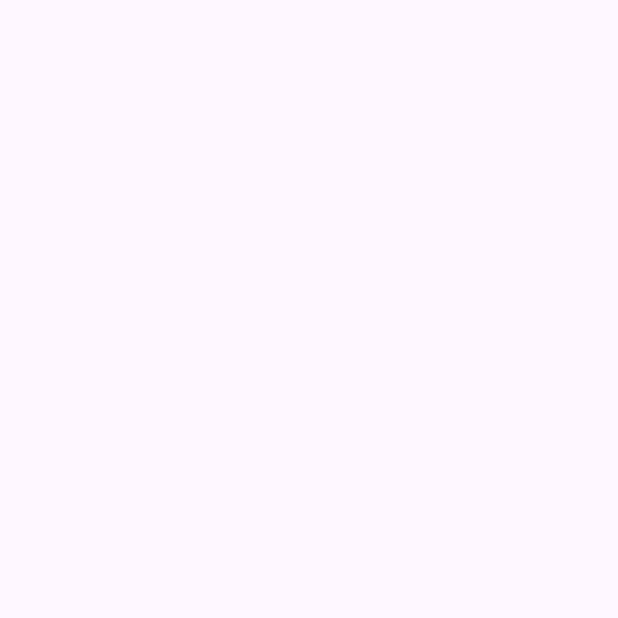
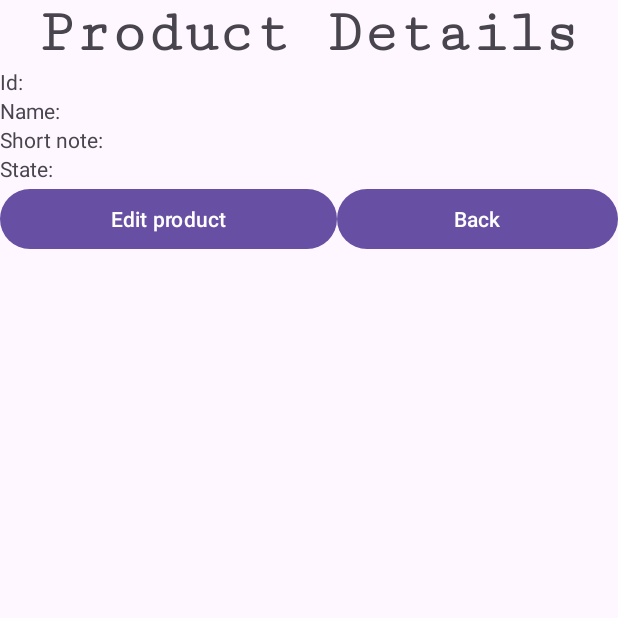
Before and after one commit to WishperKnight/iShoppingCartFCA, an Android app: the DetailsActivity screen opened directly, with no data from a screen before it, on a phone screen of 412 x 824 dp, the top half of it. Before the commit the part shown is empty. Run offline under Robolectric (Android 15) with nearby library versions, the phone set to English and light mode, and no system bars; 5 statements that could not run were skipped.

Commit message:
All is functioning, only least comment

```diff
--- a/app/src/main/AndroidManifest.xml
+++ b/app/src/main/AndroidManifest.xml
@@ -16,10 +16,10 @@
             android:name=".activities.AddProductToWaitListActivity"
             android:exported="false" />
         <activity
-            android:name=".activities.AddProductAtivity"
+            android:name=".activities.AddProductActivity"
             android:exported="false" />
         <activity
-            android:name=".activities.EditProduct"
+            android:name=".activities.EditProductActivity"
             android:exported="false" />
         <activity
             android:name=".activities.DetailsActivity"
--- a/app/src/main/java/ies/carrillo/ishoppingcartfca/activities/DetailsActivity.java
+++ b/app/src/main/java/ies/carrillo/ishoppingcartfca/activities/DetailsActivity.java
@@ -2,6 +2,9 @@ package ies.carrillo.ishoppingcartfca.activities;
 
 import android.content.Intent;
 import android.os.Bundle;
+import android.util.Log;
+import android.widget.Button;
+import android.widget.TextView;
 
 import androidx.activity.EdgeToEdge;
 import androidx.appcompat.app.AppCompatActivity;
@@ -10,8 +13,10 @@ import androidx.core.view.ViewCompat;
 import androidx.core.view.WindowInsetsCompat;
 
 import ies.carrillo.ishoppingcartfca.R;
+import ies.carrillo.ishoppingcartfca.models.Product;
 
 public class DetailsActivity extends AppCompatActivity {
+
 
     @Override
     protected void onCreate(Bundle savedInstanceState) {
@@ -23,8 +28,43 @@ public class DetailsActivity extends AppCompatActivity {
             v.setPadding(systemBars.left, systemBars.top, systemBars.right, systemBars.bottom);
             return insets;
         });
+        loadingComponents();
     }
-    private void loadingComponents(){
-        Intent cancel = new Intent(this, MainActivity.class);
+
+    private void loadingComponents() {
+        Intent cancel = new Intent(DetailsActivity.this, MainActivity.class);
+        Intent edit = new Intent(DetailsActivity.this, EditProductActivity.class);
+        Intent data = getIntent();
+
+        Button btnBack = findViewById(R.id.btnBack);
+        Button btnEdit = findViewById(R.id.btnEdit);
+        TextView tvId = findViewById(R.id.tvID);
+        TextView tvName = findViewById(R.id.tvName);
+        TextView tvShortNote = findViewById(R.id.tvShortNote);
+        TextView tvState = findViewById(R.id.tvState);
+
+
+
+            Product p = (Product) data.getSerializableExtra("product");
+            Log.i("Product", p.toString());
+
+            tvId.setText("ID: " + String.valueOf(p.getId()));
+            tvName.setText("Nombre: " + p.getName().toString());
+            tvShortNote.setText("Nota: " + p.getNote().toString());
+            tvState.setText( p.isBuy() ? "Comprar" : "No comprar");
+
+
+
+
+        btnBack.setOnClickListener(v -> startActivity(cancel));
+        btnEdit.setOnClickListener(v -> {
+            Product product = (Product) data.getSerializableExtra("product");
+            edit.putExtra("product", product);
+            Log.i("Product to edit", product.toString());
+            startActivity(edit);
+        });
+
     }
+
+
 }
--- a/app/src/main/java/ies/carrillo/ishoppingcartfca/adapters/ProductAdapter.java
+++ b/app/src/main/java/ies/carrillo/ishoppingcartfca/adapters/ProductAdapter.java
@@ -14,10 +14,9 @@ import java.util.List;
 
 import ies.carrillo.ishoppingcartfca.R;
 import ies.carrillo.ishoppingcartfca.models.Product;
-import ies.carrillo.ishoppingcartfca.dataBase.DataBase;
 
 public class ProductAdapter extends ArrayAdapter<Product> {
-    private List<Product> products = DataBase.getProducts();
+    private final List<Product> products;
 
     /**
      * Constructor for the adapter
@@ -65,7 +64,7 @@ public class ProductAdapter extends ArrayAdapter<Product> {
      * @return
      */
     @Override
-    public View getDropDownView(int position, View convertview, ViewGroup parent) {
+    public View getDropDownView(int position, View convertview, @NonNull ViewGroup parent) {
         Product p = products.get(position);
         if (convertview == null) {
             convertview = LayoutInflater.from(getContext()).inflate(R.layout.product_item, parent, false);
--- a/app/src/main/res/layout/activity_details.xml
+++ b/app/src/main/res/layout/activity_details.xml
@@ -7,4 +7,64 @@
     android:layout_height="match_parent"
     tools:context=".activities.DetailsActivity">
 
+    <LinearLayout
+        android:layout_width="match_parent"
+        android:layout_height="match_parent"
+        android:orientation="vertical">
+
+        <TextView
+            android:id="@+id/textView4"
+            android:textAlignment="center"
+            android:textSize="40sp"
+            android:fontFamily="serif-monospace"
+            android:textStyle="bold"
+            android:layout_width="match_parent"
+            android:layout_height="wrap_content"
+            android:text="@string/product_details" />
+
+        <TextView
+            android:id="@+id/tvID"
+            android:layout_width="match_parent"
+            android:layout_height="wrap_content"
+            android:text="@string/id" />
+
+        <TextView
+            android:id="@+id/tvName"
+            android:layout_width="match_parent"
+            android:layout_height="wrap_content"
+            android:text="@string/name" />
+
+        <TextView
+            android:id="@+id/tvShortNote"
+            android:layout_width="match_parent"
+            android:layout_height="wrap_content"
+            android:text="@string/short_note" />
+
+        <TextView
+            android:id="@+id/tvState"
+            android:layout_width="match_parent"
+            android:layout_height="wrap_content"
+            android:text="@string/state" />
+
+        <LinearLayout
+            android:layout_width="match_parent"
+            android:layout_height="wrap_content"
+            android:gravity="end"
+            android:orientation="horizontal">
+
+            <Button
+                android:id="@+id/btnEdit"
+                android:layout_width="wrap_content"
+                android:layout_height="wrap_content"
+                android:layout_weight="1"
+                android:text="@string/edit_product" />
+
+            <Button
+                android:id="@+id/btnBack"
+                android:layout_width="wrap_content"
+                android:layout_height="wrap_content"
+                android:layout_weight="1"
+                android:text="@string/back" />
+        </LinearLayout>
+    </LinearLayout>
 </androidx.constraintlayout.widget.ConstraintLayout>
--- a/app/src/main/res/layout/product_item.xml
+++ b/app/src/main/res/layout/product_item.xml
@@ -7,8 +7,8 @@
 
     <LinearLayout
         android:id="@+id/linearLayout"
-        android:layout_width="0dp"
-        android:layout_height="0dp"
+        android:layout_width="match_parent"
+        android:layout_height="wrap_content"
         android:orientation="vertical"
         app:layout_constraintBottom_toBottomOf="parent"
         app:layout_constraintEnd_toEndOf="parent"
--- a/app/src/main/res/values/strings.xml
+++ b/app/src/main/res/values/strings.xml
@@ -3,4 +3,15 @@
     <string name="ishoppinglistfca">iShoppingListFCA</string>
     <string name="wait_list">Wait List</string>
     <string name="add_product">Add Product</string>
+    <string name="buy">Buy</string>
+    <string name="cancel">Cancel</string>
+    <string name="save">Save</string>
+    <string name="name">Name:</string>
+    <string name="short_note">Short note:</string>
+    <string name="product_adder">Product Adder</string>
+    <string name="product_details">Product Details</string>
+    <string name="id">Id:</string>
+    <string name="state">State:</string>
+    <string name="edit_product">Edit product</string>
+    <string name="back">Back</string>
 </resources>
```
Also changed, not shown: app/src/main/java/ies/carrillo/ishoppingcartfca/activities/AddProductActivity.java (added, +58 -0 lines), app/src/main/java/ies/carrillo/ishoppingcartfca/activities/AddProductAtivity.java (deleted, +0 -30 lines), app/src/main/java/ies/carrillo/ishoppingcartfca/activities/AddProductToWaitListActivity.java (+13 -2 lines), app/src/main/java/ies/carrillo/ishoppingcartfca/activities/EditProductActivity.java (+37 -28 lines), app/src/main/java/ies/carrillo/ishoppingcartfca/activities/MainActivity.java (+5 -6 lines), app/src/main/java/ies/carrillo/ishoppingcartfca/dataBase/DataBase.java (+10 -4 lines), app/src/main/java/ies/carrillo/ishoppingcartfca/models/Product.java (+13 -0 lines), app/src/main/res/layout/activity_add_product_ativity.xml (+22 -25 lines), app/src/main/res/layout/activity_add_product_to_wait_list.xml (+7 -2 lines), app/src/main/res/layout/activity_main.xml (+9 -8 lines).
